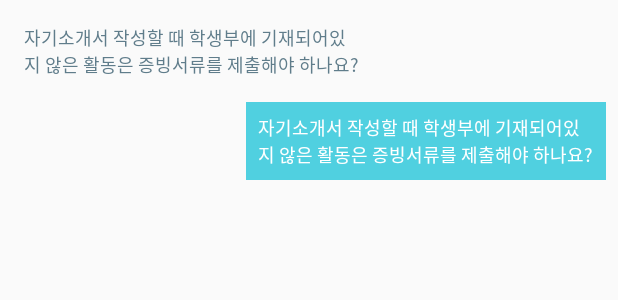
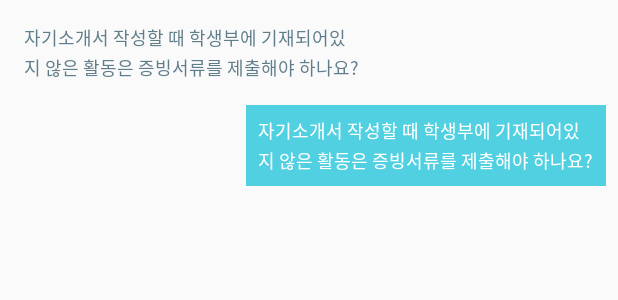
Before and after one commit to indzuby/uosinfo_android, an Android app: the layout element_qna.xml on its own in the app's theme, with its tools: preview values and no code run, on a phone screen of 412 x 824 dp. Shown: the top 300 px of the screen. Run offline under Robolectric (Android 15) with nearby library versions, the phone set to English and light mode, and no system bars; Roboto replaces fonts that are not available here.

Commit message:
line spacing 추가

```diff
--- a/app/src/main/res/layout/element_qna.xml
+++ b/app/src/main/res/layout/element_qna.xml
@@ -6,6 +6,7 @@
         android:id="@+id/question"
         android:layout_width="240dp"
         android:layout_margin="8dp"
+        android:lineSpacingExtra="2dp"
         android:padding="8dp"
         android:textSize="12sp"
         android:textColor="#607D8B"
@@ -16,6 +17,7 @@
         android:id="@+id/answer"
         android:layout_width="240dp"
         android:layout_marginRight="8dp"
+        android:lineSpacingExtra="2dp"
         android:layout_marginBottom="8dp"
         android:padding="8dp"
         android:textSize="12sp"
```
